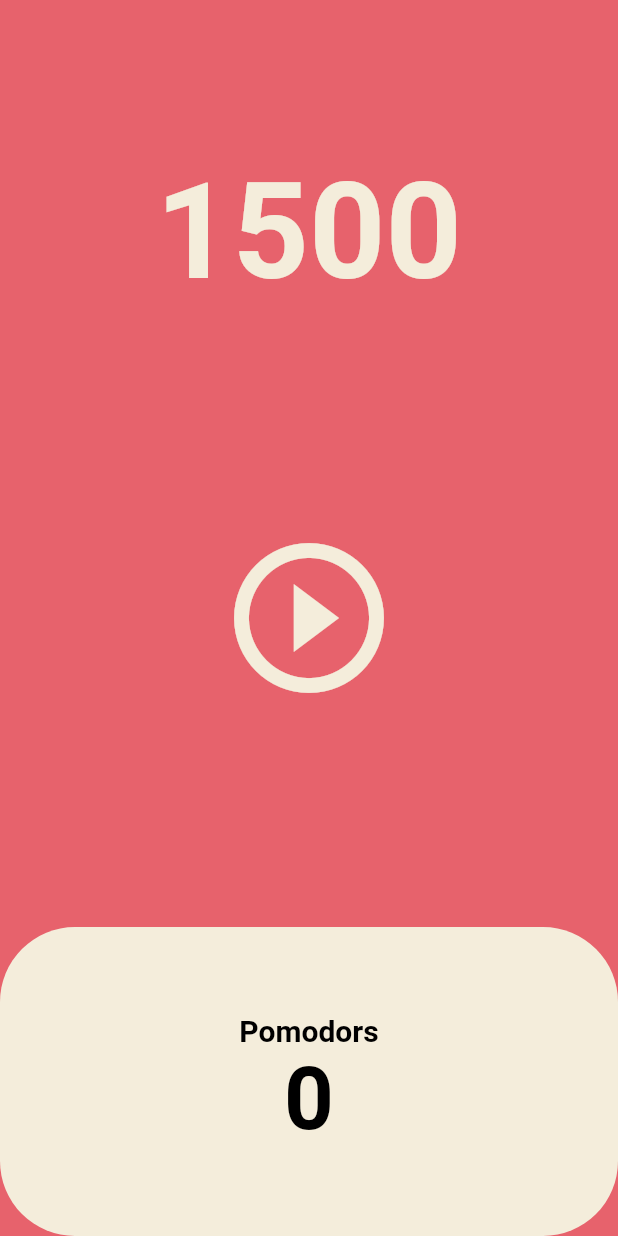
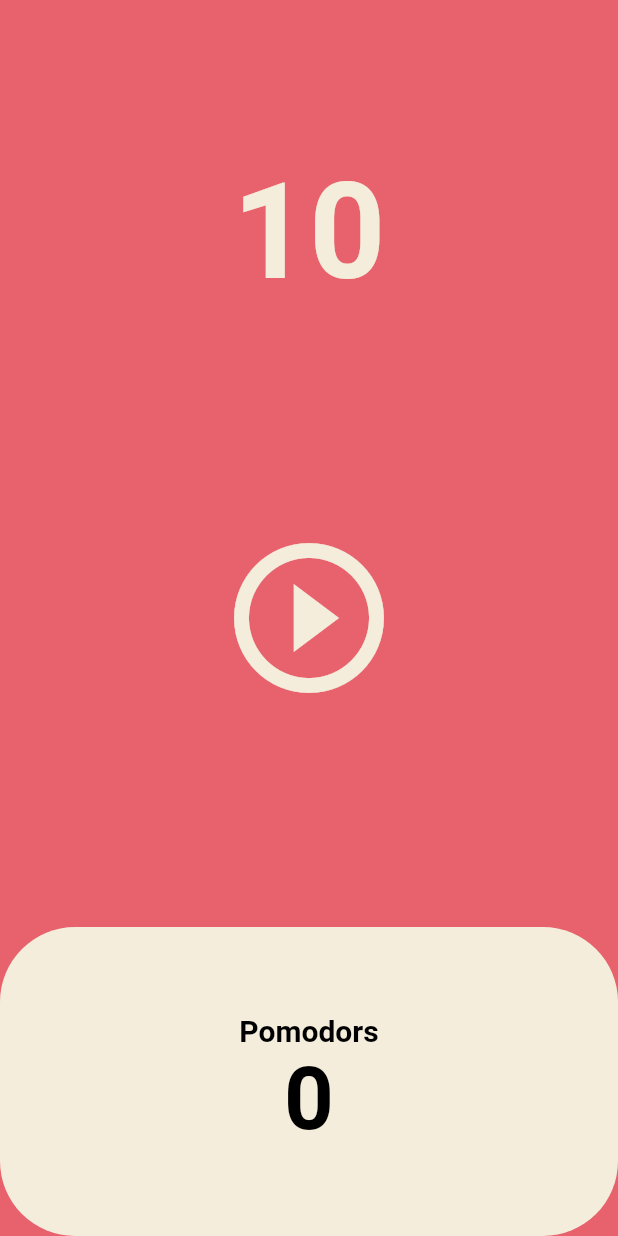
Before and after one commit to hadh93/flutter-toonflix, a Flutter app: the screen it shows after launch, on a phone screen of 412 x 824 dp. Run offline on Flutter 3.47's test engine with Material 2 defaults, Android fonts, the phone set to English and light mode, and no system bars.

```diff
--- a/lib/screens/home_screen.dart
+++ b/lib/screens/home_screen.dart
@@ -9,14 +9,24 @@ class HomeScreen extends StatefulWidget {
 }
 
 class _HomeScreenState extends State<HomeScreen> {
-  int totalSeconds = 1500;
+  int totalSeconds = 10;
   bool isRunning = false;
+  int totalPomodoros = 0;
   late Timer timer;
 
   void onTick(Timer timer) {
-    setState(() {
-      totalSeconds -= 1;
-    });
+    if (totalSeconds == 0) {
+      setState(() {
+        totalPomodoros = totalPomodoros + 1;
+        isRunning = false;
+        totalSeconds = 1500;
+      });
+      timer.cancel();
+    } else {
+      setState(() {
+        totalSeconds -= 1;
+      });
+    }
   }
 
   void onStartPressed() {
@@ -81,8 +91,8 @@ class _HomeScreenState extends State<HomeScreen> {
                     ),
                     child: Column(
                       mainAxisAlignment: MainAxisAlignment.center,
-                      children: const [
-                        Text(
+                      children: [
+                        const Text(
                           'Pomodors',
                           style: TextStyle(
                             fontSize: 20,
@@ -91,8 +101,8 @@ class _HomeScreenState extends State<HomeScreen> {
                           ),
                         ),
                         Text(
-                          '0',
-                          style: TextStyle(
+                          '$totalPomodoros',
+                          style: const TextStyle(
                             fontSize: 58,
                             fontWeight: FontWeight.w600,
                             color: Colors.black,
```
